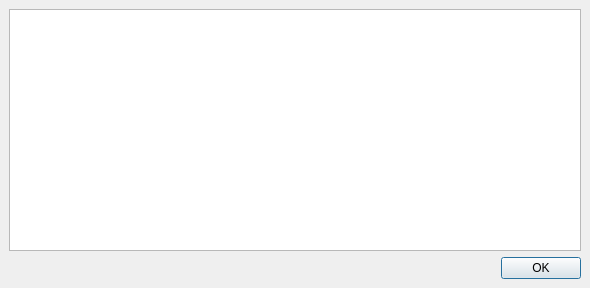
This is Merge Module/Qt MS/Entwicklung/Dialoge/VorspannBasis.ui in BackupTheBerlios/qtsbsa-svn as Qt 5 draws it before an edit. The edited form follows.
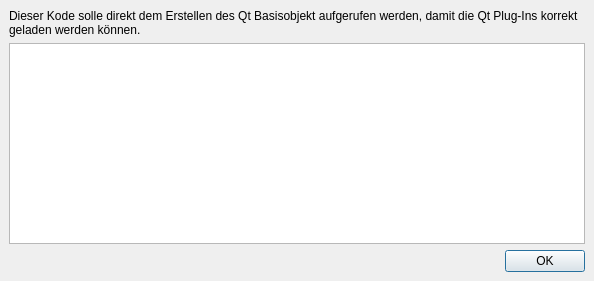
This is the edited form.

```diff
--- a/Merge Module/Qt MS/Entwicklung/Dialoge/VorspannBasis.ui
+++ b/Merge Module/Qt MS/Entwicklung/Dialoge/VorspannBasis.ui
@@ -6,8 +6,8 @@
    <rect>
     <x>0</x>
     <y>0</y>
-    <width>590</width>
-    <height>288</height>
+    <width>594</width>
+    <height>281</height>
    </rect>
   </property>
   <property name="windowTitle" >
@@ -20,11 +20,24 @@
    <property name="spacing" >
     <number>6</number>
    </property>
+   <item>
+    <widget class="QLabel" name="label" >
+     <property name="text" >
+      <string>Dieser Kode solle direkt dem Erstellen des Qt Basisobjekt aufgerufen werden, damit die Qt Plug-Ins korrekt geladen werden können.</string>
+     </property>
+     <property name="wordWrap" >
+      <bool>true</bool>
+     </property>
+    </widget>
+   </item>
    <item>
     <widget class="QTextEdit" name="txtVorspann" >
      <property name="readOnly" >
       <bool>true</bool>
      </property>
+     <property name="tabStopWidth" >
+      <number>20</number>
+     </property>
      <property name="textInteractionFlags" >
       <enum>Qt::TextSelectableByMouse</enum>
      </property>
```
